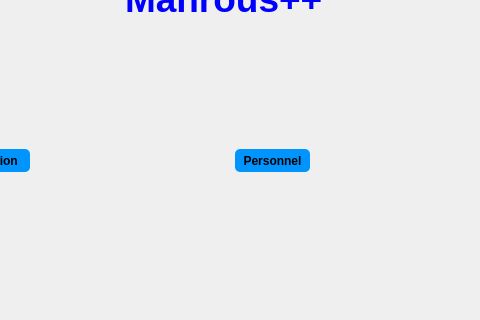
This is resh.ui in SaddemAmine/MahrousPlusPlus as Qt 5 draws it before an edit; both pictures show x 175 to 655 and y 81 to 401 of the 821 by 535 pixel window. The edited form follows.
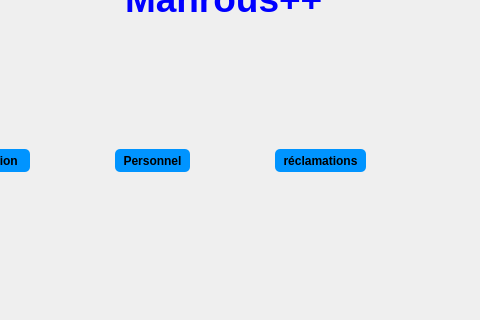
This is the edited form.

The edit to the form file:
```diff
--- a/resh.ui
+++ b/resh.ui
@@ -100,7 +100,7 @@
   <widget class="QPushButton" name="pushButton_3">
    <property name="geometry">
     <rect>
-     <x>410</x>
+     <x>290</x>
      <y>230</y>
      <width>75</width>
      <height>23</height>
@@ -118,6 +118,27 @@
     <string>Personnel</string>
    </property>
   </widget>
+  <widget class="QPushButton" name="pushButton_4">
+   <property name="geometry">
+    <rect>
+     <x>450</x>
+     <y>230</y>
+     <width>91</width>
+     <height>23</height>
+    </rect>
+   </property>
+   <property name="styleSheet">
+    <string notr="true">QPushButton {
+padding: 5px;
+border-radius: 5px;
+background-color:#0094ff;
+font-weight: bold;
+}</string>
+   </property>
+   <property name="text">
+    <string>réclamations</string>
+   </property>
+  </widget>
   <zorder>pic</zorder>
   <zorder>pushButton</zorder>
   <zorder>label_10</zorder>
```
Left out of the diff: 1 changed line with no effect on the pictures.
